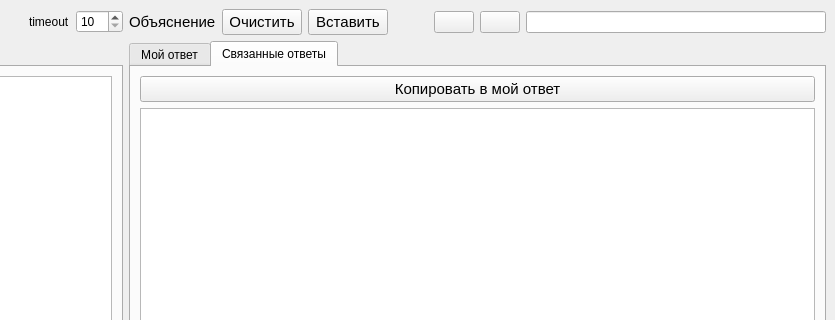
Above: mainwindow.ui from grigvlwork/pool_jan_24 before the change; both pictures show x 493 to 1328 and y 0 to 320 of the 1328 by 868 pixel window. Below: the same form after it.
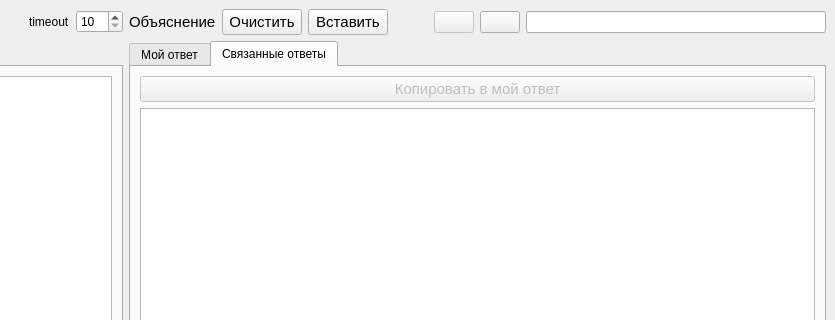
That is the form after the change. The open tabs and pages were chosen to show the change. Icons and pictures are not drawn.

Commit message: добавил элемент для отображения связанных решений

```diff
--- a/mainwindow.ui
+++ b/mainwindow.ui
@@ -208,6 +208,9 @@
           </item>
           <item>
            <widget class="QPushButton" name="save_btn">
+            <property name="enabled">
+             <bool>false</bool>
+            </property>
             <property name="text">
              <string/>
             </property>
@@ -288,7 +291,7 @@
             <item>
              <widget class="QPushButton" name="copy_in_my_answer_btn">
               <property name="enabled">
-               <bool>true</bool>
+               <bool>false</bool>
               </property>
               <property name="maximumSize">
                <size>
```
Left out of the diff: 12 changed lines with no effect on the pictures. The commit also changes 2 other files.
